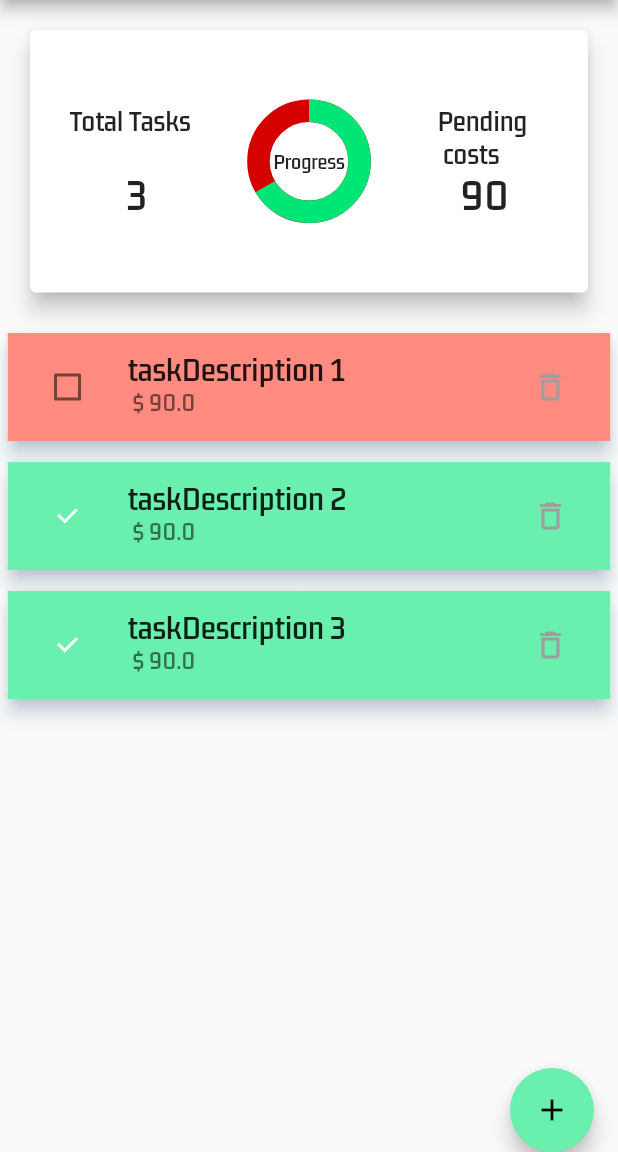
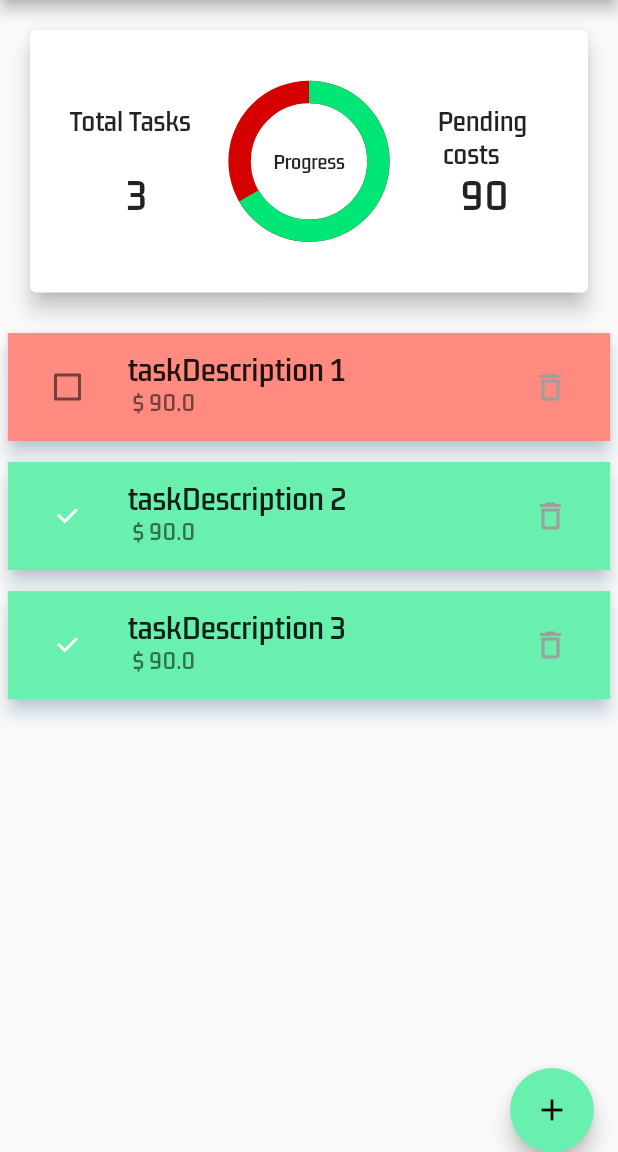
Before and after one commit to HassanSayyed/TO-DO-app, a Flutter app: the screen it shows after launch, on a phone screen of 412 x 824 dp, the part 84-1236 px from its top. Run offline on Flutter 3.47's test engine with Material 2 defaults, Android fonts, the light colour scheme and no system bars; drawn by our look-alikes of countup, percent_indicator.

Commit message:
2ns change

```diff
--- a/lib/widgets/chart.dart
+++ b/lib/widgets/chart.dart
@@ -1,4 +1,3 @@
-import 'package:flutter/foundation.dart' show kIsWeb;
 import 'package:flutter/material.dart';
 import '../models/TaskModel.dart';
 import 'package:percent_indicator/percent_indicator.dart';
@@ -34,6 +33,8 @@ class _ChartState extends State<Chart> {
   Widget build(BuildContext context) {
     // 1 third of screen width
     final double screenFactor = (MediaQuery.of(context).size.width / 4);
+    return LayoutBuilder(
+      builder: (BuildContext context, BoxConstraints constraints) {
         return Card(
           elevation: 6,
           margin: EdgeInsets.all(20),
@@ -68,7 +69,7 @@ class _ChartState extends State<Chart> {
                   child: Center(
                     child: new CircularPercentIndicator(
                       // TODO   fix width for web -relative to containergit
-                  radius: kIsWeb  ? screenFactor /4 :screenFactor * 0.8,
+                      radius: constraints.maxHeight*0.50,
                       animation: true,
                       animationDuration: 900,
 
@@ -77,8 +78,7 @@ class _ChartState extends State<Chart> {
                       center: new Text(
                         "Progress",
                         style: new TextStyle(
-                        fontWeight: FontWeight.bold, fontSize: 15
-                        ),
+                            fontWeight: FontWeight.bold, fontSize: 15),
                       ),
                       circularStrokeCap: CircularStrokeCap.butt,
                       backgroundColor: Colors.redAccent.shade700,
@@ -115,5 +115,7 @@ class _ChartState extends State<Chart> {
             ),
           ),
         );
+      },
+    );
   }
 }
```
Lines whose indentation alone changed are shown as unchanged.
